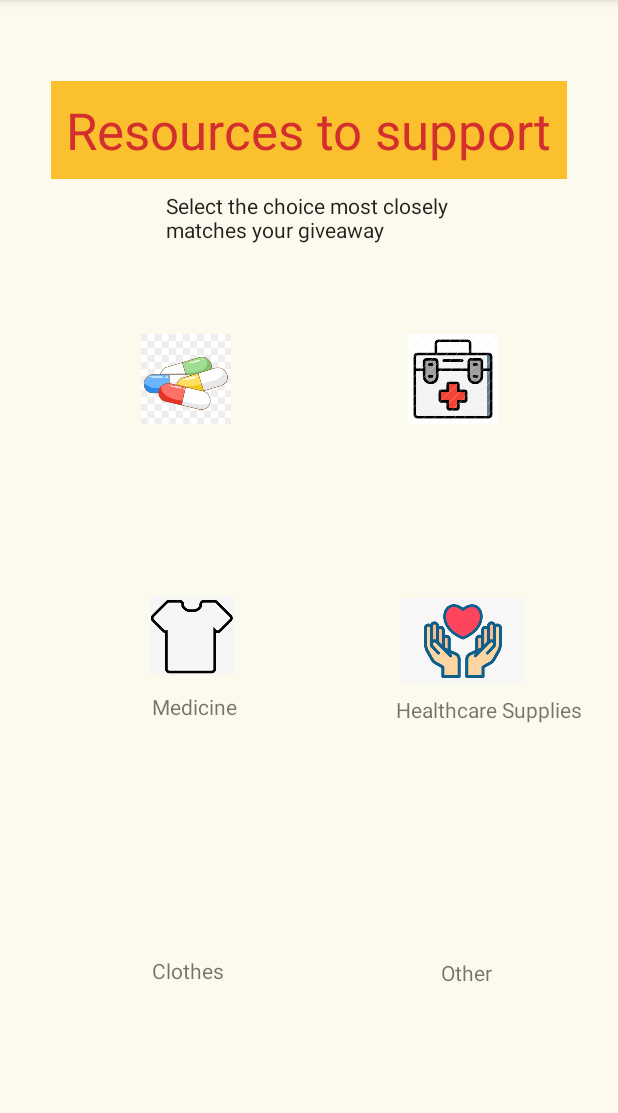
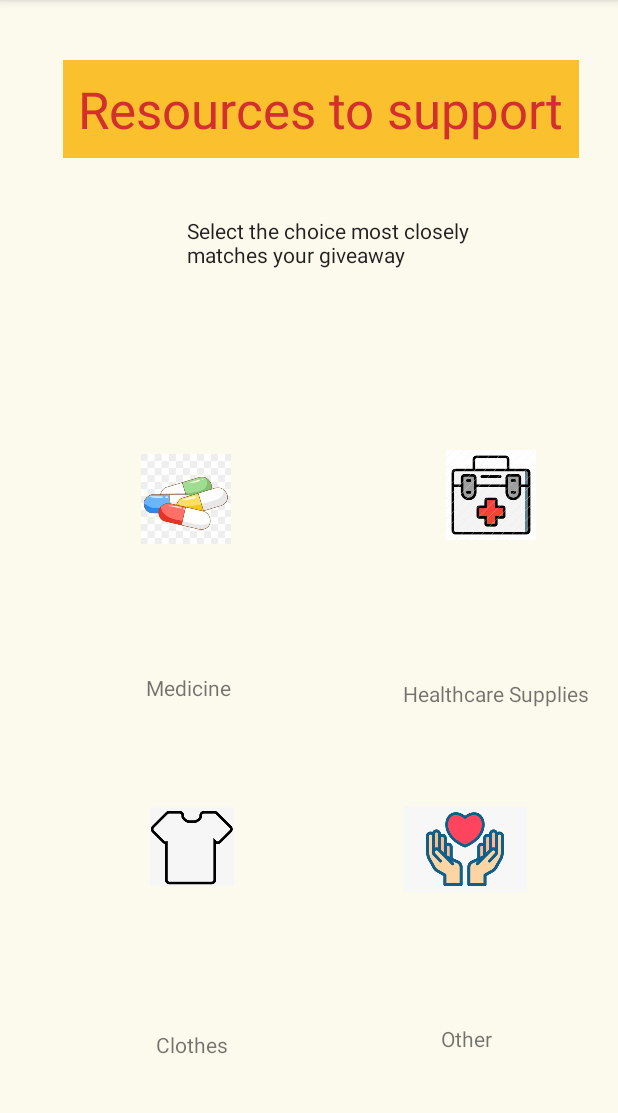
Before and after one commit to Hydrangea-Hacks/SocialGood, an Android app: the Donate screen opened directly, with no data from a screen before it, on a phone screen of 412 x 824 dp, the part 84-1197 px from its top. Run offline under Robolectric (Android 15) with nearby library versions, the phone set to English and light mode, and no system bars.

Commit message:
Final according to phone

```diff
--- a/app/src/main/res/layout/activity_donate.xml
+++ b/app/src/main/res/layout/activity_donate.xml
@@ -13,9 +13,11 @@
         android:id="@+id/imageButton3"
         android:layout_width="123dp"
         android:layout_height="93dp"
+        android:layout_above="@+id/clothesTxt"
         android:layout_marginStart="66dp"
         android:layout_marginTop="377dp"
         android:layout_marginEnd="67dp"
+        android:layout_marginBottom="75dp"
         android:background="@color/cream"
         android:src="@mipmap/tshirt_foreground"
         app:layout_constraintEnd_toStartOf="@+id/imageButton4"
@@ -26,8 +28,12 @@
         android:id="@+id/imageButton2"
         android:layout_width="115dp"
         android:layout_height="105dp"
+        android:layout_above="@+id/medkitTxt"
+        android:layout_alignParentEnd="true"
         android:layout_marginStart="244dp"
         android:layout_marginTop="200dp"
+        android:layout_marginEnd="27dp"
+        android:layout_marginBottom="70dp"
         android:background="@color/cream"
         android:src="@mipmap/medkit_foreground"
         app:layout_constraintStart_toStartOf="parent"
@@ -37,9 +43,11 @@
         android:id="@+id/imageButton"
         android:layout_width="115dp"
         android:layout_height="105dp"
+        android:layout_above="@+id/textView3"
         android:layout_marginStart="66dp"
         android:layout_marginTop="200dp"
         android:layout_marginEnd="67dp"
+        android:layout_marginBottom="63dp"
         android:background="@color/cream"
         android:onClick="onClick"
         android:src="@mipmap/meds_foreground"
@@ -50,10 +58,12 @@
 
     <ImageButton
         android:id="@+id/imageButton4"
-        android:layout_width="105dp"
-        android:layout_height="86dp"
+        android:layout_width="wrap_content"
+        android:layout_height="90dp"
+        android:layout_above="@+id/miscTxt"
         android:layout_marginStart="256dp"
         android:layout_marginTop="384dp"
+        android:layout_marginBottom="72dp"
         android:background="@color/cream"
         android:src="@mipmap/clothes_foreground"
         app:layout_constraintStart_toStartOf="parent"
@@ -66,8 +76,8 @@
         android:layout_alignParentStart="true"
         android:layout_alignParentBottom="true"
         android:layout_centerVertical="true"
-        android:layout_marginStart="101dp"
-        android:layout_marginBottom="287dp"
+        android:layout_marginStart="97dp"
+        android:layout_marginBottom="300dp"
         android:text="Medicine"
         app:layout_constraintTop_toBottomOf="@+id/imageButton"
         tools:layout_editor_absoluteX="100dp" />
@@ -79,8 +89,8 @@
         android:layout_alignParentEnd="true"
         android:layout_alignParentBottom="true"
         android:layout_centerVertical="true"
-        android:layout_marginEnd="24dp"
-        android:layout_marginBottom="285dp"
+        android:layout_marginEnd="19dp"
+        android:layout_marginBottom="296dp"
         android:text="Healthcare Supplies"
         app:layout_constraintTop_toBottomOf="@+id/imageButton2"
         tools:layout_editor_absoluteX="238dp" />
@@ -91,8 +101,8 @@
         android:layout_height="wrap_content"
         android:layout_alignParentStart="true"
         android:layout_alignParentBottom="true"
-        android:layout_marginStart="101dp"
-        android:layout_marginBottom="111dp"
+        android:layout_marginStart="104dp"
+        android:layout_marginBottom="62dp"
         android:text="Clothes"
         app:layout_constraintTop_toBottomOf="@+id/imageButton3"
         tools:layout_editor_absoluteX="100dp" />
@@ -104,7 +114,7 @@
         android:layout_alignParentStart="true"
         android:layout_alignParentBottom="true"
         android:layout_marginStart="294dp"
-        android:layout_marginBottom="110dp"
+        android:layout_marginBottom="66dp"
         android:text="Other"
         app:layout_constraintTop_toBottomOf="@+id/imageButton4"
         tools:layout_editor_absoluteX="285dp" />
@@ -114,8 +124,9 @@
         android:layout_width="wrap_content"
         android:layout_height="wrap_content"
         android:layout_alignParentTop="true"
-        android:layout_centerHorizontal="true"
-        android:layout_marginTop="54dp"
+        android:layout_alignParentEnd="true"
+        android:layout_marginTop="40dp"
+        android:layout_marginEnd="26dp"
         android:background="#FBC02D"
         android:padding="10dp"
         android:text="Resources to support"
@@ -132,8 +143,8 @@
         android:layout_height="59dp"
         android:layout_alignParentTop="true"
         android:layout_alignParentEnd="true"
-        android:layout_marginTop="127dp"
-        android:layout_marginEnd="73dp"
+        android:layout_marginTop="144dp"
+        android:layout_marginEnd="59dp"
         android:text="Select the choice most closely matches your giveaway"
         android:textAppearance="@style/TextAppearance.AppCompat.Body1"
         app:layout_constraintEnd_toEndOf="parent"
```
